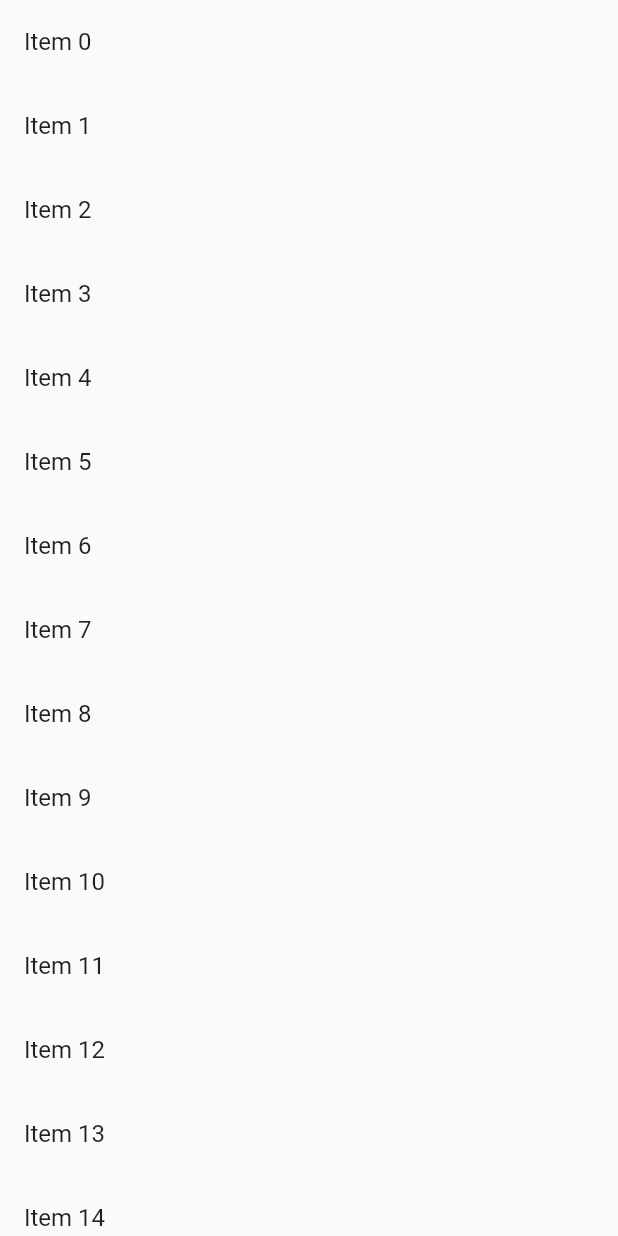
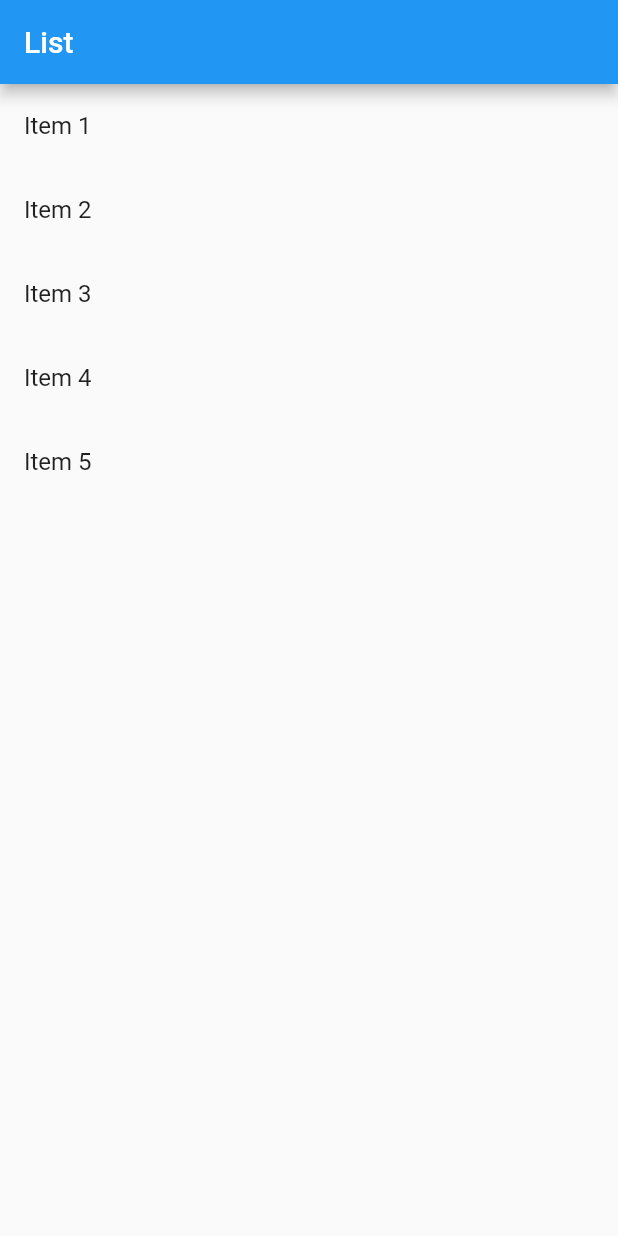
Before and after one commit to rodrigoraraujo/flutter_selectable_list, a Flutter app: the screen it shows after launch, on a phone screen of 412 x 824 dp. Run offline on Flutter 3.47's test engine with Material 2 defaults, Android fonts, the phone set to English and light mode, and no system bars.

Commit message:
Second Version

```diff
--- a/lib/main.dart
+++ b/lib/main.dart
@@ -6,120 +6,166 @@ void main() {
 }
 
 class MyApp extends StatelessWidget {
-  // This widget is the root of your application.
   @override
   Widget build(BuildContext context) {
     return MaterialApp(
       title: 'Flutter Demo',
-      theme: ThemeData(
-        primarySwatch: Colors.blue,
+      theme: ThemeData.light().copyWith(
+          //primarySwatch: Colors.white.,
           ),
-      home: Scaffold(
-        body: SafeArea(
-          child: SelectableListView(),
-        ),
+      home: CustomInheritedWidget(
+        child: CustomWidget(),
       ),
     );
   }
 }
 
-enum ScreenMode { edit, browse }
+enum ScreenMode { browse, edit }
 
-class SelectableListView extends StatefulWidget {
-  @override
-  _SelectableListViewState createState() => _SelectableListViewState();
+class Model {
+  final String title;
+  final bool selected;
+
+  Model({this.title, this.selected});
 }
 
-class _SelectableListViewState extends State<SelectableListView> {
-  final listSelectableItems = List.generate(
-    20,
-    (index) => SelectableListViewItem(
-      title: 'Item $index',
+class CustomInheritedWidget extends InheritedWidget {
+  CustomInheritedWidget({Widget child}) : super(child: child);
+
+  final List<Model> selectedItems = [];
+  final ValueNotifier<int> itemsLength = ValueNotifier(0);
+  final ValueNotifier<ScreenMode> screenMode = ValueNotifier(ScreenMode.browse);
+
+  static CustomInheritedWidget of(BuildContext context) {
+    return context.dependOnInheritedWidgetOfExactType<CustomInheritedWidget>();
+  }
+
+  @override
+  bool updateShouldNotify(CustomInheritedWidget oldWidget) =>
+      oldWidget.selectedItems.length != selectedItems.length;
+}
+
+class CustomWidget extends StatefulWidget {
+  @override
+  _CustomWidgetState createState() => _CustomWidgetState();
+}
+
+class _CustomWidgetState extends State<CustomWidget> {
+  static final data = List.generate(
+    5,
+    (index) => Model(
+      title: 'Item ${index + 1}',
+      selected: false,
     ),
   );
 
-  List<Widget> listTileItems;
-  List<Widget> currentList;
-  ScreenMode mode = ScreenMode.browse;
+  bool allItemsSelected;
 
   @override
-  void initState() {
-    super.initState();
+  Widget build(BuildContext context) {
+    return ValueListenableBuilder(
+        valueListenable: CustomInheritedWidget.of(context).itemsLength,
+        builder: (context, _, __) {
+          allItemsSelected =
+              CustomInheritedWidget.of(context).selectedItems.length ==
+                  data.length;
 
-    listTileItems = List.generate(
-      20,
-      (index) => ListTile(
-        title: Text('Item $index'),
-        onLongPress: () {
+          return ValueListenableBuilder(
+            valueListenable: CustomInheritedWidget.of(context).screenMode,
+            builder: (context, _, __) => Scaffold(
+              appBar: CustomInheritedWidget.of(context).screenMode.value ==
+                      ScreenMode.edit
+                  ? AppBar(
+                      leading: IconButton(
+                        icon: Icon(Icons.close),
+                        onPressed: () {
+                          CustomInheritedWidget.of(context)
+                              .selectedItems
+                              .clear();
+                          CustomInheritedWidget.of(context).screenMode.value =
+                              ScreenMode.browse;
+                        },
+                      ),
+                      title: Text(
+                        '${CustomInheritedWidget.of(context).selectedItems.length} selected',
+                      ),
+                      actions: [
+                        IconButton(
+                          icon: Icon(allItemsSelected
+                              ? Icons.check_box_outline_blank
+                              : Icons.check),
+                          onPressed: () {
                             setState(() {
-            currentList = List.generate(
-              20,
-              (i) => SelectableListViewItem(
-                title: 'Item $i',
-                selected: index == i,
+                              CustomInheritedWidget.of(context)
+                                  .selectedItems
+                                  .clear();
+                              if (!allItemsSelected) {
+                                for (final model in data) {
+                                  CustomInheritedWidget.of(context)
+                                      .selectedItems
+                                      .add(
+                                        Model(
+                                          title: model.title,
+                                          selected: true,
                                         ),
                                       );
-            mode = ScreenMode.edit;
+                                }
+                              }
                             });
                           },
                         ),
-    );
-
-    currentList = listTileItems;
-  }
-
-  @override
-  Widget build(BuildContext context) {
-    return Column(
-      children: [
                         Visibility(
-          visible: mode == ScreenMode.edit,
-          child: Row(
-            mainAxisAlignment: MainAxisAlignment.spaceBetween,
-            children: [
-              IconButton(
-                icon: Icon(
-                  Icons.close,
-                ),
-                onPressed: () {
-                  setState(() {
-                    currentList = listTileItems;
-                    mode = ScreenMode.browse;
-                  });
-                },
-              ),
-              FlatButton.icon(
+                          visible: CustomInheritedWidget.of(context)
+                                  .selectedItems
+                                  .length >
+                              0,
+                          child: IconButton(
                             icon: Icon(Icons.delete),
-                label: Text('Delete all'),
                             onPressed: () {},
                           ),
+                        ),
                       ],
+                    )
+                  : AppBar(
+                      title: Text('List'),
+                    ),
+              body: SafeArea(
+                child: ListView.builder(
+                  key: UniqueKey(),
+                  itemCount: data.length,
+                  itemBuilder: (_, index) => CustomLIstItem(
+                    title: data[index].title,
+                    selected: CustomInheritedWidget.of(context)
+                        .selectedItems
+                        .firstWhere(
+                          (element) => element.title == data[index].title,
+                          orElse: () => Model(title: '', selected: false),
+                        )
+                        .selected,
                   ),
                 ),
-        Expanded(
-          child: ListView.builder(
-              itemCount: listSelectableItems.length,
-              itemBuilder: (context, index) => currentList[index]),
               ),
-      ],
+            ),
           );
+        });
   }
 }
 
-class SelectableListViewItem extends StatefulWidget {
+class CustomLIstItem extends StatefulWidget {
   final String title;
   final bool selected;
 
-  SelectableListViewItem({this.title, this.selected = false});
+  CustomLIstItem({
+    @required this.title,
+    @required this.selected,
+  });
 
   @override
-  _SelectableListViewItemState createState() => _SelectableListViewItemState();
+  _CustomLIstItemState createState() => _CustomLIstItemState();
 }
 
-class _SelectableListViewItemState extends State<SelectableListViewItem> {
+class _CustomLIstItemState extends State<CustomLIstItem> {
   bool _selected;
-  final selectedColor = Colors.blue;
-  final unselectedColor = Colors.grey;
 
   @override
   void initState() {
@@ -129,25 +175,42 @@ class _SelectableListViewItemState extends State<SelectableListViewItem> {
 
   @override
   Widget build(BuildContext context) {
-    return CheckboxListTile(
-      controlAffinity: ListTileControlAffinity.leading,
+    return ListTile(
+        leading:
+            _selected ? Icon(CupertinoIcons.check_mark_circled_solid) : null,
         selected: _selected,
         title: Text(widget.title),
-      value: _selected,
-      onChanged: (value) {
+        onLongPress: CustomInheritedWidget.of(context).screenMode.value ==
+                ScreenMode.edit
+            ? () {}
+            : () {
+                CustomInheritedWidget.of(context).screenMode.value =
+                    ScreenMode.edit;
+                final model = Model(title: widget.title, selected: true);
+                CustomInheritedWidget.of(context).selectedItems.add(model);
+              },
+        onTap: CustomInheritedWidget.of(context).screenMode.value ==
+                ScreenMode.edit
+            ? () {
                 setState(() {
-          _selected = value;
+                  _selected = !_selected;
                 });
-      },
-      // onTap: (){
-      //  setState(() {
-      //    _selected = false;
-      //  });
-      // },
-      // onLongPress: () {
-      //   setState(() {
-      //     _selected = !_selected;
-      //   });
+
+                final model = Model(title: widget.title, selected: _selected);
+
+                if (_selected) {
+                  CustomInheritedWidget.of(context).selectedItems.add(model);
+                } else {
+                  CustomInheritedWidget.of(context).selectedItems.removeWhere(
+                        (element) => element.title == widget.title,
                       );
                 }
+
+                CustomInheritedWidget.of(context).itemsLength.value =
+                    CustomInheritedWidget.of(context).selectedItems.length;
+
+                print(CustomInheritedWidget.of(context).selectedItems.length);
               }
+            : () {});
+  }
+}
```
Also changed, not shown: lib/selectable_listview.dart (+47 -2 lines). Lines whose indentation alone changed are shown as unchanged.
